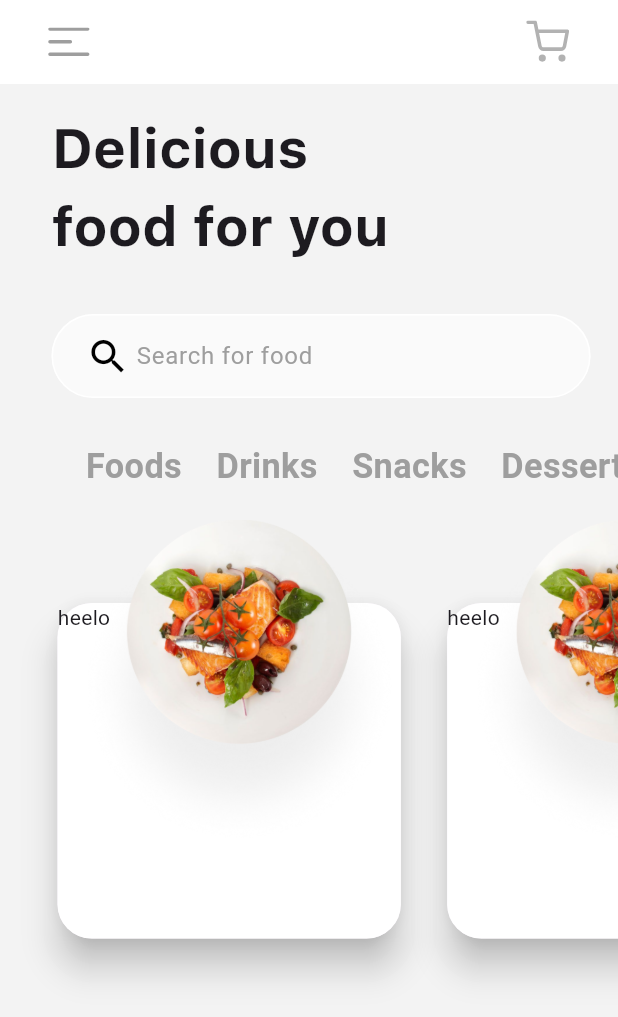
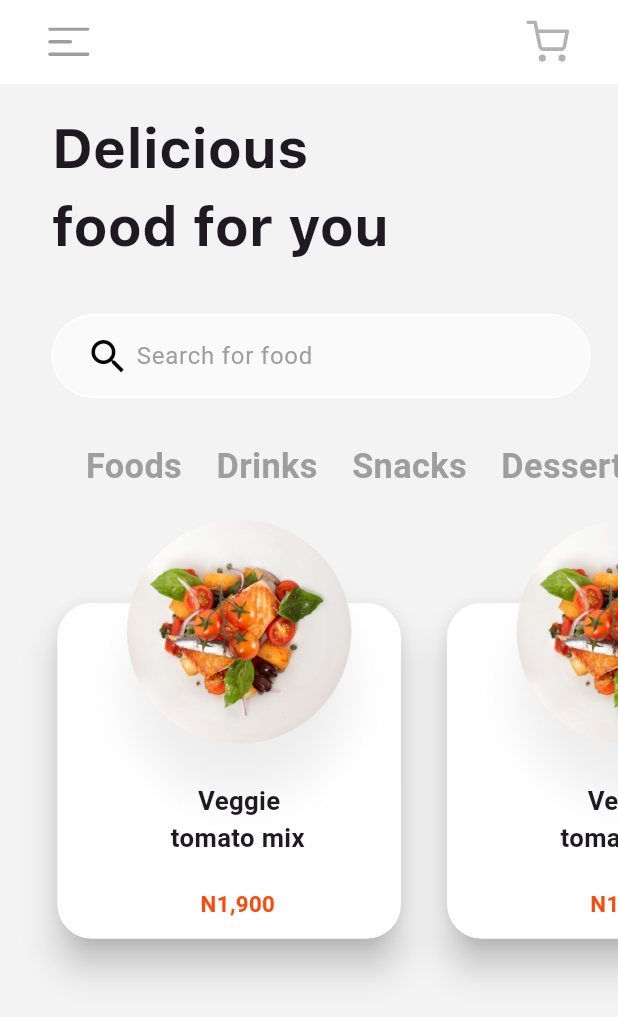
Before and after one commit to anuj-1637/food_delivery_app, a Flutter app: the Home_Screen screen opened directly, on a phone screen of 412 x 824 dp. Shown: the top 1017 px of the screen. Run offline on Flutter 3.47's test engine with Material 3 defaults, Android fonts, the phone set to English and light mode, and no system bars; our stand-ins replace flutter_screenutil, flutter_svg, font_awesome_flutter, rive; project files that could hold a hidden picture were left out.

Commit message:
food app

```diff
--- a/lib/Screens/home_screen.dart
+++ b/lib/Screens/home_screen.dart
@@ -137,7 +137,29 @@ class Home_Screen_State extends State<Home_Screen> {
                             color: Colors.white,
                             borderRadius: BorderRadius.circular(20.r),
                           ),
-                          child: Text('heelo'),
+                          child: Padding(
+                            padding: EdgeInsets.only(left: 10.w, top: 120),
+                            child: Column(
+                              children: [
+                                Text(
+                                  "    Veggie\ntomato mix",
+                                  style: TextStyle(
+                                    fontSize: 15.sp,
+                                    fontWeight: FontWeight.bold,
+                                  ),
+                                ),
+                                SizedBox(height: 20),
+                                Text(
+                                  "N1,900",
+                                  style: TextStyle(
+                                    fontSize: 13.sp,
+                                    color: Color(0xffFA4A0C),
+                                    fontWeight: FontWeight.bold,
+                                  ),
+                                ),
+                              ],
+                            ),
+                          ),
                         ),
                       ),
                       Positioned(
```
